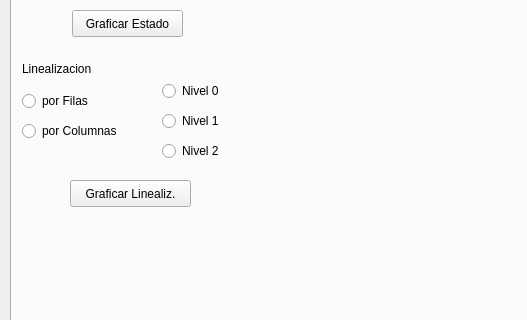
The window that mainwindow.ui (EduardoGarcia360/EDDProyecto1) describes before a commit, drawn with Qt 5; both pictures show x 0 to 527 and y 173 to 493 of the 1034 by 694 pixel window.
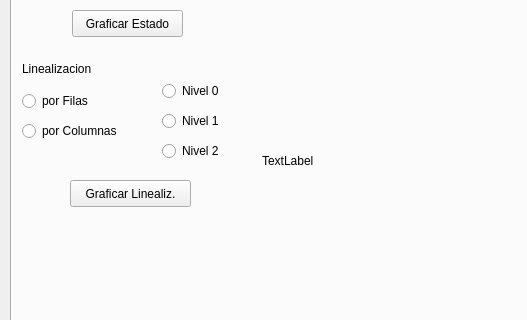
The same window after the commit.

Patch:
```diff
--- a/mainwindow.ui
+++ b/mainwindow.ui
@@ -543,6 +543,19 @@
        <string>Graficar Linealiz.</string>
       </property>
      </widget>
+     <widget class="QLabel" name="lblgrafica">
+      <property name="geometry">
+       <rect>
+        <x>250</x>
+        <y>10</y>
+        <width>731</width>
+        <height>561</height>
+       </rect>
+      </property>
+      <property name="text">
+       <string>TextLabel</string>
+      </property>
+     </widget>
     </widget>
    </widget>
   </widget>
```
